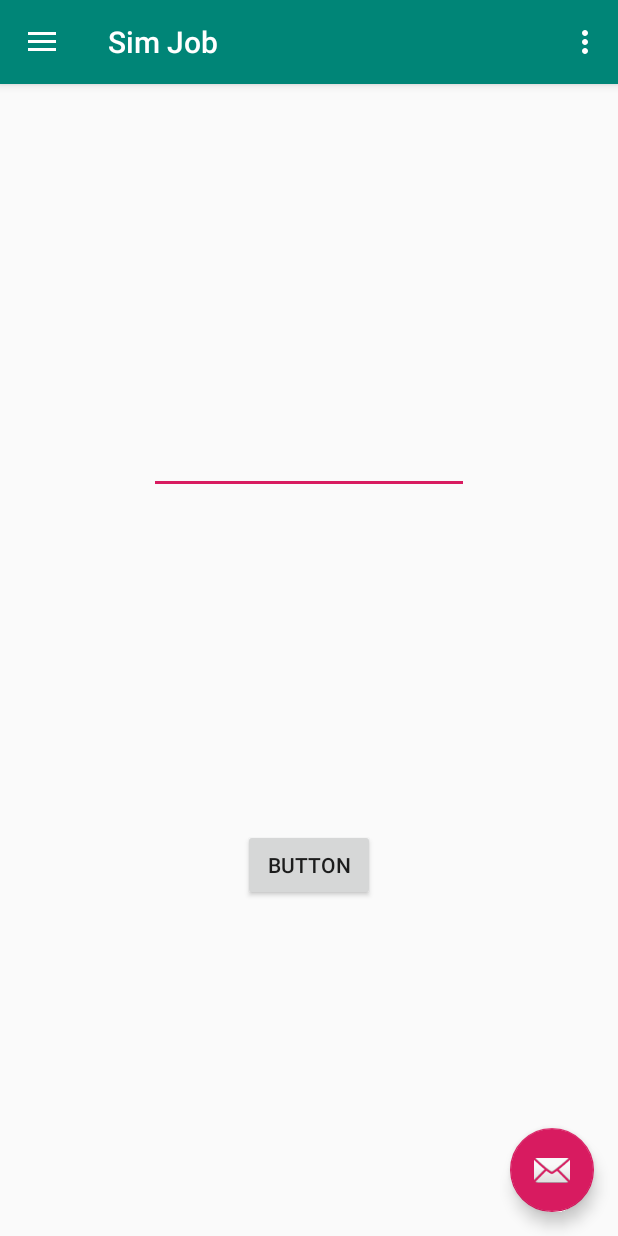
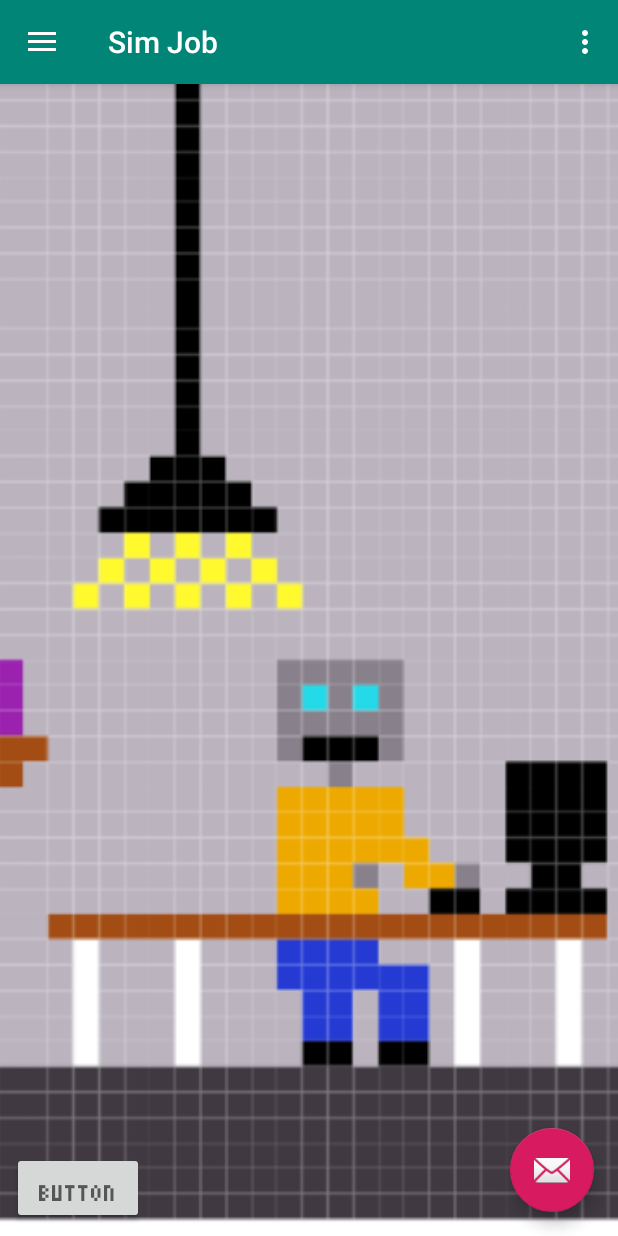
Before and after one commit to 21dircam/JobSim, an Android app: the screen it shows after launch (MainActivity), on a phone screen of 412 x 824 dp. Run offline under Robolectric (Android 15) with nearby library versions, the light colour scheme and no system bars.

Commit message:
Image Background

```diff
--- a/app/src/main/res/layout/content_main.xml
+++ b/app/src/main/res/layout/content_main.xml
@@ -1,13 +1,12 @@
 <?xml version="1.0" encoding="utf-8"?>
-<android.support.constraint.ConstraintLayout
-    xmlns:android="http://schemas.android.com/apk/res/android"
+<android.support.constraint.ConstraintLayout xmlns:android="http://schemas.android.com/apk/res/android"
+    xmlns:app="http://schemas.android.com/apk/res-auto"
     xmlns:tools="http://schemas.android.com/tools"
-    xmlns:app="http://schemas.android.com/apk/res-auto"
     android:layout_width="match_parent"
     android:layout_height="match_parent"
     app:layout_behavior="@string/appbar_scrolling_view_behavior"
-    tools:showIn="@layout/app_bar_main"
-    tools:context=".MainActivity">
+    tools:context=".MainActivity"
+    tools:showIn="@layout/app_bar_main">
 
     <Button
         android:id="@+id/bt_makeMoney"
@@ -17,24 +16,43 @@
         android:layout_marginTop="8dp"
         android:layout_marginEnd="8dp"
         android:layout_marginBottom="8dp"
+        android:fontFamily="@font/pixeltext"
         android:text="Button"
+        android:textAppearance="@style/TextAppearance.AppCompat.Display1"
         app:layout_constraintBottom_toBottomOf="parent"
         app:layout_constraintEnd_toEndOf="parent"
+        app:layout_constraintHorizontal_bias="0.0"
         app:layout_constraintStart_toStartOf="parent"
-        app:layout_constraintTop_toBottomOf="@+id/et_moneyCount" />
+        app:layout_constraintTop_toBottomOf="@+id/et_moneyCount"
+        app:layout_constraintVertical_bias="1.0" />
 
     <EditText
         android:id="@+id/et_moneyCount"
         android:layout_width="wrap_content"
         android:layout_height="wrap_content"
         android:layout_marginStart="8dp"
-        android:layout_marginTop="228dp"
+        android:layout_marginTop="628dp"
         android:layout_marginEnd="8dp"
         android:ems="10"
+        android:fontFamily="@font/pixeltext"
         android:gravity="center"
         android:inputType="numberDecimal"
+        android:textAppearance="@style/TextAppearance.AppCompat.Display1"
         app:layout_constraintEnd_toEndOf="parent"
+        app:layout_constraintHorizontal_bias="0.587"
         app:layout_constraintStart_toStartOf="parent"
         app:layout_constraintTop_toTopOf="parent" />
 
+    <ImageView
+        android:id="@+id/imageView2"
+        android:layout_width="1240dp"
+        android:layout_height="1120dp"
+        android:layout_marginStart="24dp"
+        android:scaleType="centerCrop"
+        app:layout_constraintBottom_toBottomOf="parent"
+        app:layout_constraintEnd_toEndOf="parent"
+        app:layout_constraintStart_toStartOf="parent"
+        app:layout_constraintTop_toTopOf="parent"
+        app:srcCompat="@drawable/m_bot_work" />
+
 </android.support.constraint.ConstraintLayout>
```
Also changed, not shown: app/src/main/res/drawable/m_bot_work.png (added), app/src/main/res/font/pixeltext.ttf (added).
